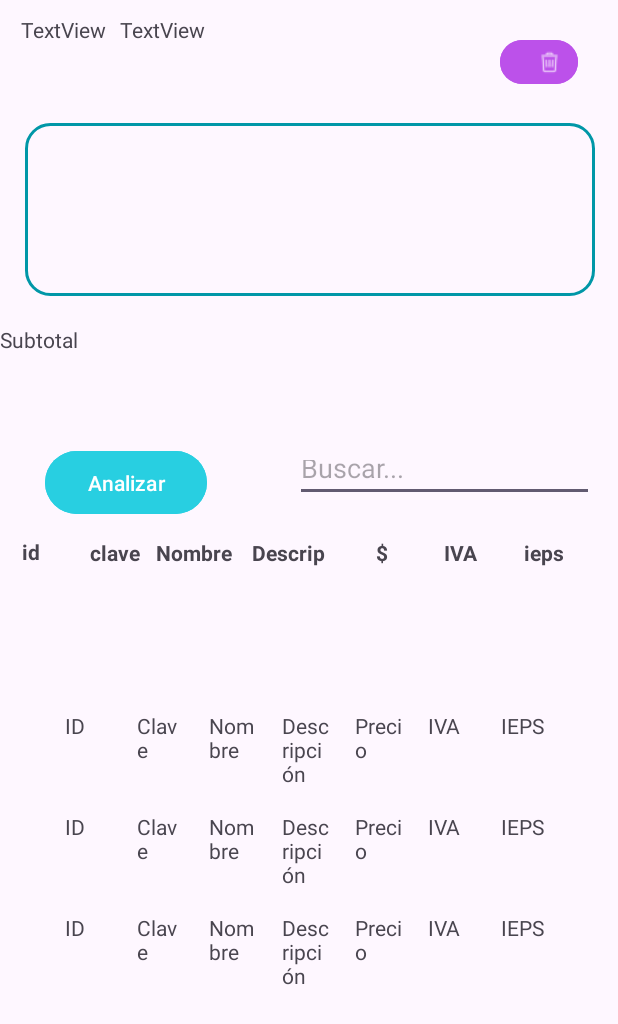
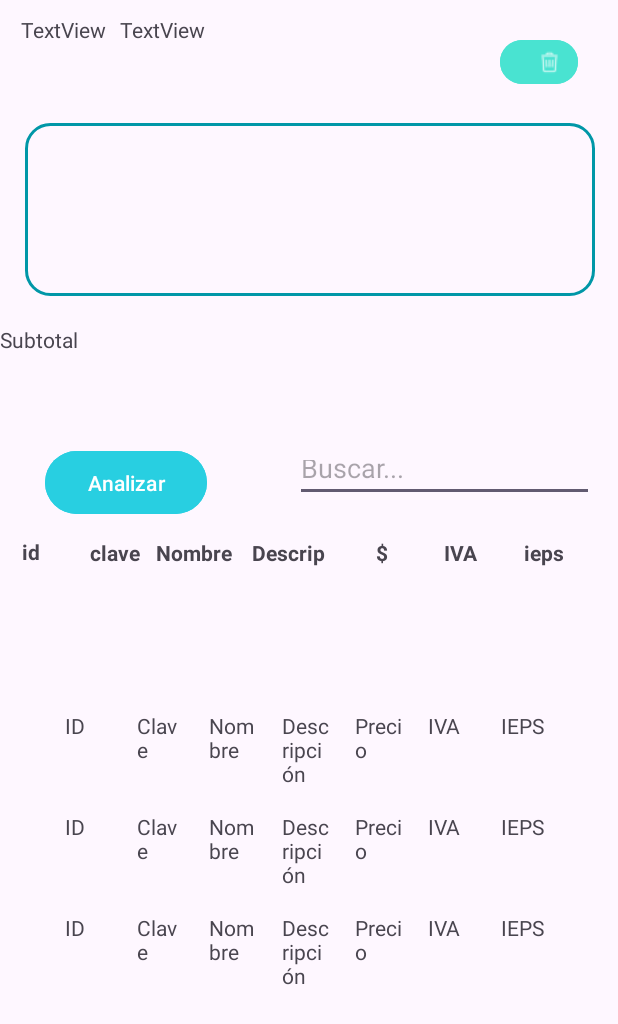
Before and after one commit to LAE1201Soo/GSangin, an Android app: the layout activity_pedido1.xml on its own in the app's theme, with its tools: preview values and no code run, on a phone screen of 412 x 824 dp. Shown: the top 1024 px of the screen. Run offline under Robolectric (Android 15) with nearby library versions, the phone set to English and light mode, and no system bars.

Commit message:
Y cuenta con un  boton por si el usuario quiere borrar su prepedido he iniciar uno nuevo

```diff
--- a/app/src/main/res/layout/activity_pedido1.xml
+++ b/app/src/main/res/layout/activity_pedido1.xml
@@ -208,7 +208,7 @@
         android:id="@+id/btnRestablecer"
         android:layout_width="52dp"
         android:layout_height="37dp"
-        android:backgroundTint="#BC51EA"
+        android:backgroundTint="#49E3D1"
         android:onClick="restablecerPrepedido"
         app:icon="@drawable/icons8_basura_20"
         app:layout_constraintBottom_toTopOf="@+id/recyprepedido"
```
